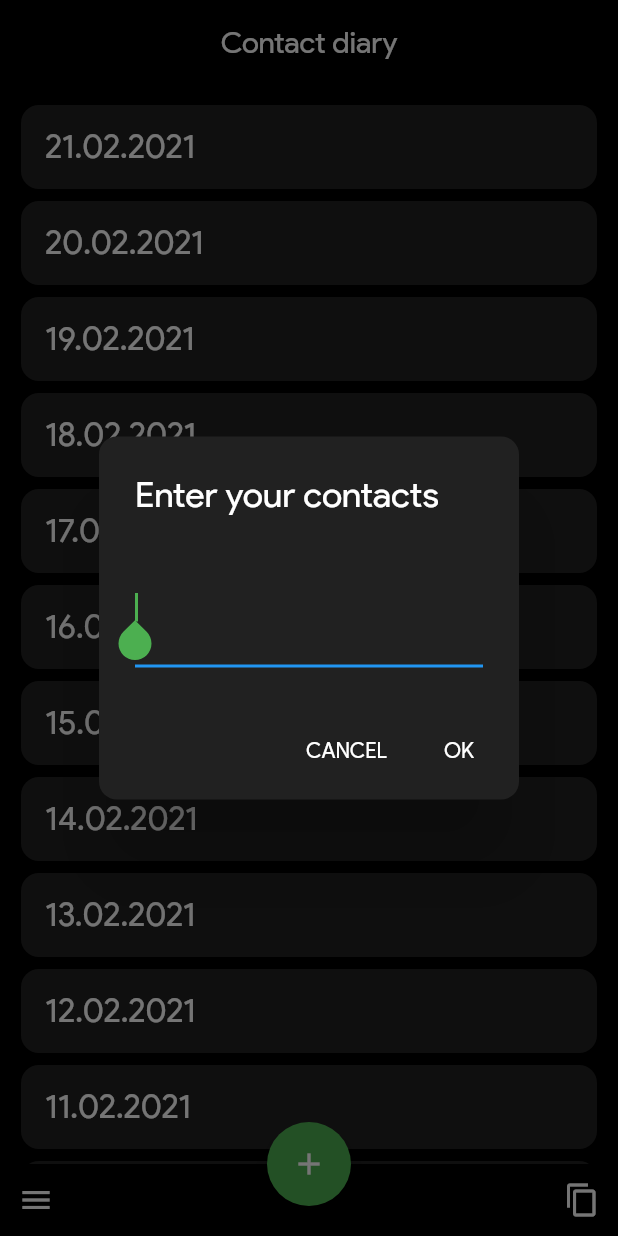
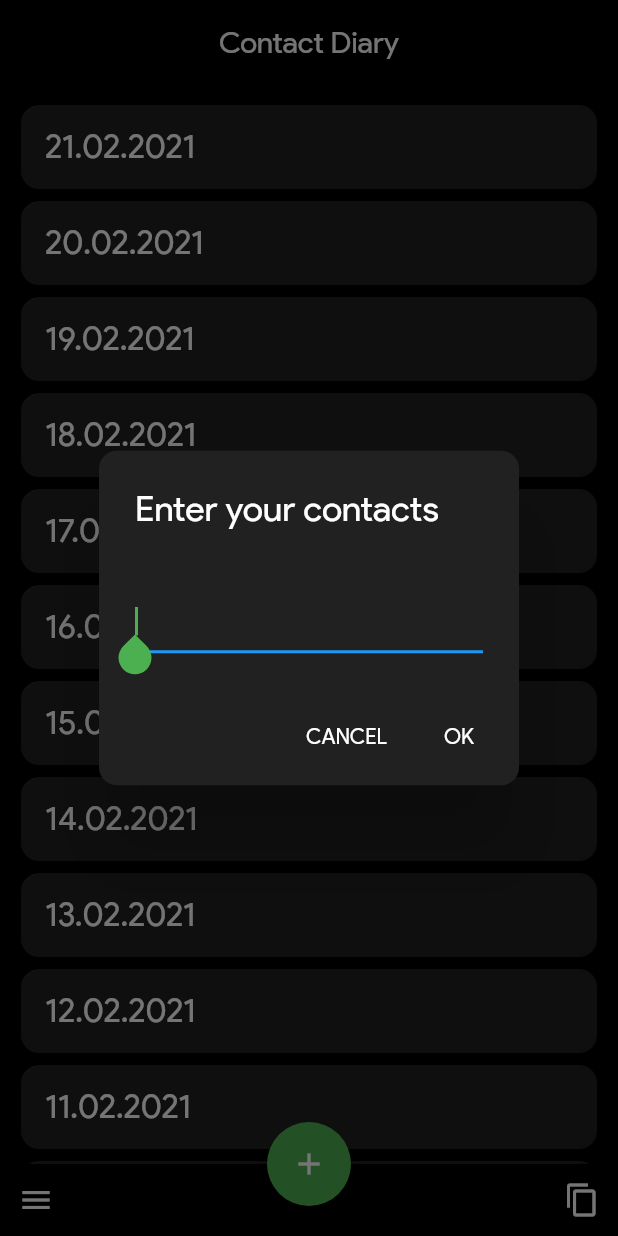
Before and after one commit to KaiFra/manual_contact_tracing, a Flutter app: the screen it shows after launch, after a tap on the "add" icon, on a phone screen of 412 x 824 dp. Run offline on Flutter 3.47's test engine with Material 2 defaults, Android fonts, the phone set to English and light mode, and no system bars; our stand-ins replace flutter_local_notifications, fluttertoast, shared_preferences, timezone.

```diff
--- a/lib/functions.dart
+++ b/lib/functions.dart
@@ -56,7 +56,7 @@ class HelperFunctions {
 
   String getInitialTextFieldValue(List<Entry> entries, int i, String time){
     if(entries.length == 0) {
-      return '';
+      return null;
     }
 
     if (entries[i].time == time) {
@@ -64,7 +64,7 @@ class HelperFunctions {
       return ret;
     }
     else {
-      return '';
+      return null;
     }
   }
 }
--- a/lib/main.dart
+++ b/lib/main.dart
@@ -23,9 +23,9 @@ class MCT extends StatelessWidget {
     ]);
     return MaterialApp(
       debugShowCheckedModeBanner: false,
-      title: 'Manual contact tracing',
+      title: 'Contact Diary',
       theme: CustomTheme.darkTheme,
-      home: MyHomePage(title: 'Contact diary'),
+      home: MyHomePage(title: 'Contact Diary'),
     );
   }
 }
@@ -88,8 +88,8 @@ class MyHomePageState extends State<MyHomePage> {
         child: new Row(
           mainAxisAlignment: MainAxisAlignment.spaceBetween,
             children: <Widget>[
-              IconButton(icon: Icon(Icons.menu), onPressed: showMenu),
-              IconButton(icon: Icon(Icons.copy), onPressed: () => helper.copy(entries)),
+              IconButton(icon: Icon(Icons.menu), onPressed: showMenu, tooltip: "Show menu",),
+              IconButton(icon: Icon(Icons.copy), onPressed: () => helper.copy(entries), tooltip: "Copy to clipboard",),
         ],
       ),),
       body:
@@ -137,7 +137,6 @@ class MyHomePageState extends State<MyHomePage> {
         tooltip: 'Add new contacts',
         child: Icon(Icons.add),
       ),
-      //floatingActionButtonLocation: FloatingActionButtonLocation.miniCenterDocked,// This trailing comma makes auto-formatting nicer for build methods.
     );
   }
 
@@ -148,11 +147,12 @@ class MyHomePageState extends State<MyHomePage> {
         builder: (context) {
           return AlertDialog(
             title: Text('Enter your contacts'),
-            content:TextFormField(
+            content: TextFormField(
               textCapitalization: TextCapitalization.sentences,
               style: TextStyle(color: Colors.white),
               autofocus: true,
-              maxLines: 3,
+              minLines: 1,
+              maxLines: 100,
               controller: textfield..text = helper.getInitialTextFieldValue(entries, index, time),
             ),
             shape: RoundedRectangleBorder(
--- a/lib/notification.dart
+++ b/lib/notification.dart
@@ -26,6 +26,7 @@ class Notifications {
   }
 
   Future<void> scheduleDailyNotification(TimeOfDay pickedTime) async {
+    if (pickedTime == TimeOfDay.now()) {  //TODO Fixed the issue?
       await flutterLocalNotificationsPlugin.zonedSchedule(
           0,
           'Add contacts',
@@ -42,6 +43,8 @@ class Notifications {
             ),
           ),
           androidAllowWhileIdle: true,
-        uiLocalNotificationDateInterpretation: UILocalNotificationDateInterpretation.absoluteTime, matchDateTimeComponents: DateTimeComponents.time);
+          uiLocalNotificationDateInterpretation: UILocalNotificationDateInterpretation
+              .absoluteTime, matchDateTimeComponents: DateTimeComponents.time);
     }
   }
+}
--- a/pubspec.yaml
+++ b/pubspec.yaml
@@ -15,7 +15,7 @@ publish_to: 'none' # Remove this line if you wish to publish to pub.dev
 # In iOS, build-name is used as CFBundleShortVersionString while build-number used as CFBundleVersion.
 # Read more about iOS versioning at
 # https://developer.apple.com/library/archive/documentation/General/Reference/InfoPlistKeyReference/Articles/CoreFoundationKeys.html
-version: 2.1.1
+version: 2.1.2
 environment:
   sdk: ">=2.7.0 <3.0.0"
 
```
Also changed, not shown: 9 other files. Lines whose indentation alone changed are shown as unchanged.
